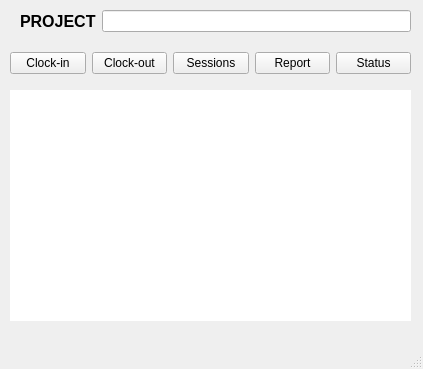
First picture: the form in gui/main_window.ui, repository xMattC/Project-time-tracker, before the edit.
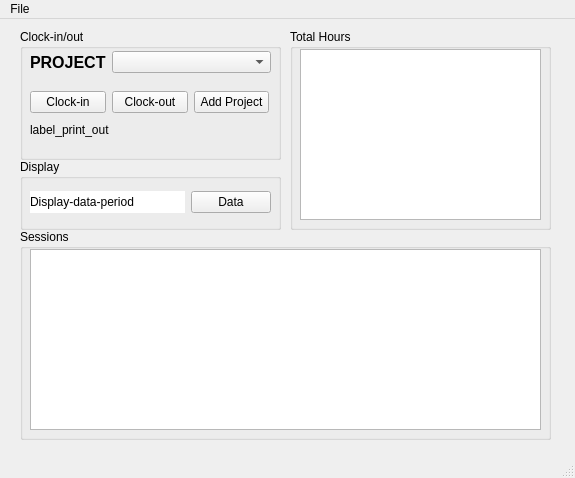
Second picture: the form after the edit.

Commit message: Added two windows to the GUI.

```diff
--- a/gui/main_window.ui
+++ b/gui/main_window.ui
@@ -6,36 +6,79 @@
    <rect>
     <x>0</x>
     <y>0</y>
-    <width>423</width>
-    <height>369</height>
+    <width>575</width>
+    <height>478</height>
    </rect>
   </property>
   <property name="windowTitle">
    <string>MainWindow</string>
   </property>
   <widget class="QWidget" name="centralwidget">
+   <widget class="QGroupBox" name="groupBox">
+    <property name="enabled">
+     <bool>true</bool>
+    </property>
+    <property name="geometry">
+     <rect>
+      <x>20</x>
+      <y>10</y>
+      <width>261</width>
+      <height>131</height>
+     </rect>
+    </property>
+    <property name="title">
+     <string>Clock-in/out</string>
+    </property>
    <widget class="QLabel" name="label_print_out">
     <property name="geometry">
      <rect>
       <x>10</x>
       <y>90</y>
-      <width>401</width>
-      <height>231</height>
+       <width>241</width>
+       <height>21</height>
      </rect>
     </property>
     <property name="styleSheet">
-     <string notr="true">background-color: rgb(255, 255, 255);</string>
+      <string notr="true"/>
     </property>
     <property name="text">
-     <string/>
-    </property>
-   </widget>
-   <widget class="QWidget" name="">
+      <string>label_print_out</string>
+     </property>
+    </widget>
+    <widget class="QWidget" name="layoutWidget">
     <property name="geometry">
      <rect>
       <x>10</x>
-      <y>50</y>
-      <width>401</width>
+       <y>20</y>
+       <width>241</width>
+       <height>26</height>
+      </rect>
+     </property>
+     <layout class="QGridLayout" name="gridLayout" columnstretch="0,3">
+      <item row="0" column="0">
+       <widget class="QLabel" name="label_2">
+        <property name="font">
+         <font>
+          <pointsize>12</pointsize>
+          <bold>true</bold>
+         </font>
+        </property>
+        <property name="text">
+         <string>PROJECT</string>
+        </property>
+       </widget>
+      </item>
+      <item row="0" column="1">
+       <widget class="QComboBox" name="comboBox_db_projects"/>
+      </item>
+     </layout>
+    </widget>
+    <widget class="QWidget" name="layoutWidget">
+     <property name="geometry">
+      <rect>
+       <x>10</x>
+       <y>60</y>
+       <width>239</width>
       <height>26</height>
      </rect>
     </property>
@@ -55,55 +98,141 @@
       </widget>
      </item>
      <item>
-      <widget class="QPushButton" name="button_sessions">
+       <widget class="QPushButton" name="pushButton_add_project">
        <property name="text">
-        <string>Sessions</string>
+         <string>Add Project</string>
        </property>
       </widget>
      </item>
-     <item>
+     </layout>
+    </widget>
+   </widget>
+   <widget class="QGroupBox" name="groupBox_2">
+    <property name="geometry">
+     <rect>
+      <x>20</x>
+      <y>210</y>
+      <width>531</width>
+      <height>211</height>
+     </rect>
+    </property>
+    <property name="title">
+     <string>Sessions</string>
+    </property>
+    <widget class="QTableWidget" name="tableWidget">
+     <property name="geometry">
+      <rect>
+       <x>10</x>
+       <y>20</y>
+       <width>511</width>
+       <height>181</height>
+      </rect>
+     </property>
+    </widget>
+   </widget>
+   <widget class="QGroupBox" name="groupBox_4">
+    <property name="geometry">
+     <rect>
+      <x>290</x>
+      <y>10</y>
+      <width>261</width>
+      <height>201</height>
+     </rect>
+    </property>
+    <property name="title">
+     <string>Total Hours</string>
+    </property>
+    <widget class="QTableWidget" name="tableWidget_reports">
+     <property name="geometry">
+      <rect>
+       <x>10</x>
+       <y>20</y>
+       <width>241</width>
+       <height>171</height>
+      </rect>
+     </property>
+    </widget>
+   </widget>
       <widget class="QPushButton" name="button_report">
+    <property name="geometry">
+     <rect>
+      <x>240</x>
+      <y>460</y>
+      <width>131</width>
+      <height>24</height>
+     </rect>
+    </property>
        <property name="text">
         <string>Report</string>
        </property>
       </widget>
-     </item>
-     <item>
+   <widget class="QPushButton" name="button_sessions">
+    <property name="geometry">
+     <rect>
+      <x>60</x>
+      <y>460</y>
+      <width>151</width>
+      <height>21</height>
+     </rect>
+    </property>
+    <property name="text">
+     <string>Sessions</string>
+    </property>
+   </widget>
       <widget class="QPushButton" name="button_status">
+    <property name="geometry">
+     <rect>
+      <x>400</x>
+      <y>460</y>
+      <width>95</width>
+      <height>24</height>
+     </rect>
+    </property>
        <property name="text">
         <string>Status</string>
        </property>
       </widget>
-     </item>
-    </layout>
-   </widget>
-   <widget class="QWidget" name="">
+   <widget class="QGroupBox" name="groupBox_3">
     <property name="geometry">
      <rect>
       <x>20</x>
-      <y>10</y>
-      <width>391</width>
-      <height>24</height>
+      <y>140</y>
+      <width>261</width>
+      <height>71</height>
      </rect>
     </property>
-    <layout class="QFormLayout" name="formLayout">
+    <property name="title">
+     <string>Display</string>
+    </property>
+    <widget class="QWidget" name="">
+     <property name="geometry">
+      <rect>
+       <x>10</x>
+       <y>30</y>
+       <width>241</width>
+       <height>26</height>
+      </rect>
+     </property>
+     <layout class="QGridLayout" name="gridLayout_2" columnstretch="5,0">
      <item row="0" column="0">
-      <widget class="QLabel" name="label_2">
-       <property name="font">
-        <font>
-         <pointsize>12</pointsize>
-         <bold>true</bold>
-        </font>
+       <widget class="QLabel" name="label_display_data">
+        <property name="styleSheet">
+         <string notr="true">background-color: rgb(255, 255, 255);</string>
        </property>
        <property name="text">
-        <string>PROJECT</string>
+         <string>Display-data-period</string>
        </property>
       </widget>
      </item>
      <item row="0" column="1">
-      <widget class="QLineEdit" name="line_edit_project"/>
-     </item>
-    </layout>
+       <widget class="QPushButton" name="pushButton">
+        <property name="text">
+         <string>Data</string>
+        </property>
+       </widget>
+      </item>
+     </layout>
+    </widget>
    </widget>
   </widget>
   <widget class="QMenuBar" name="menubar">
@@ -111,10 +240,20 @@
     <rect>
      <x>0</x>
      <y>0</y>
-     <width>423</width>
+     <width>575</width>
      <height>22</height>
     </rect>
    </property>
+   <widget class="QMenu" name="menuFile">
+    <property name="title">
+     <string>File</string>
+    </property>
+    <addaction name="actionExport_Data"/>
+    <addaction name="actionGraphs"/>
+    <addaction name="separator"/>
+    <addaction name="actionEdit_Logs"/>
+   </widget>
+   <addaction name="menuFile"/>
   </widget>
   <widget class="QStatusBar" name="statusbar"/>
  </widget>
```
Left out of the diff: 15 changed lines with no effect on the pictures. Lines whose indentation alone changed are shown as unchanged. The commit also changes 1 other file.
